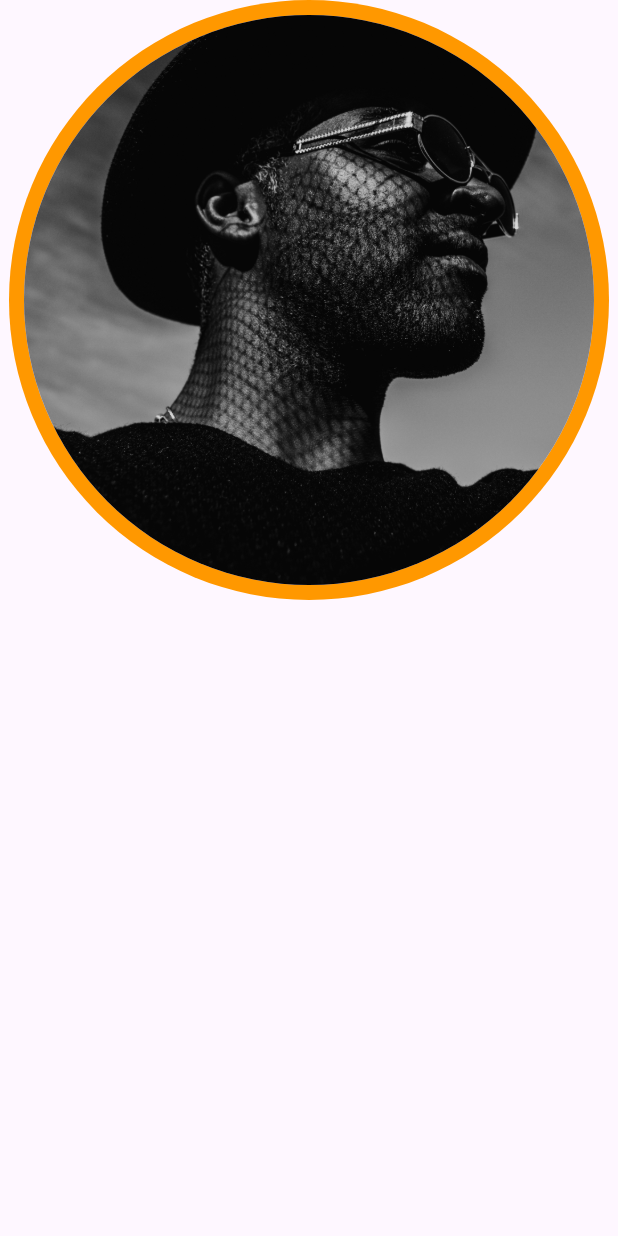
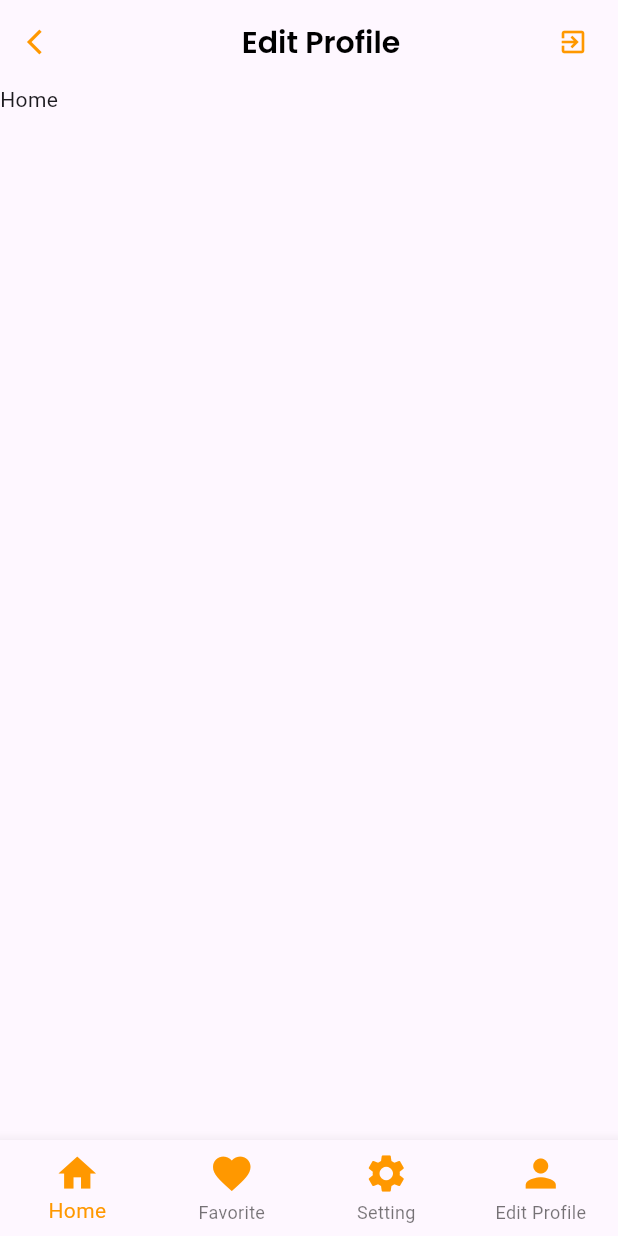
Before and after one commit to Kumthon14/sample-flutter, a Flutter app: the screen it shows after launch, on a phone screen of 412 x 824 dp. Run offline on Flutter 3.47's test engine with Material 3 defaults, Android fonts, the phone set to English and light mode, and no system bars; our stand-ins replace google_fonts.

Commit message:
Change_Screen

```diff
--- a/lib/screens/profile_screen.dart
+++ b/lib/screens/profile_screen.dart
@@ -1,25 +1,86 @@
 import 'package:flutter/material.dart';
+import 'package:myapp2/constant/constant.dart';
+import 'package:myapp2/screens/EditProfileScreen.dart';
 
-class ProfileScreen extends StatelessWidget {
+class ProfileScreen extends StatefulWidget {
   const ProfileScreen({super.key});
 
   @override
+  State<ProfileScreen> createState() => _ProfileScreenState();
+}
+
+class _ProfileScreenState extends State<ProfileScreen> {
+  int _selectedItem = 0;
+
+  void _navigationBottomNavBar(int index) {
+    setState(() {
+      _selectedItem = index;
+    });
+  }
+
+  final List<Widget> _pages = [
+    const Text('Home'),
+    const Text('Setting'),
+    const Text('Favorite'),
+    const EditProfileScreen(),
+  ];
+
+  @override
   Widget build(BuildContext context) {
-    return const Scaffold(
-      body: Center(
-        child: Column(
-          children: [
-            CircleAvatar(
-              backgroundColor: Colors.orange,
-              radius: 200,
-              child: CircleAvatar(
-                radius: 190,
-                backgroundImage: AssetImage('images/profile.jpg'),
+    return Scaffold(
+      appBar: AppBar(
+        leading:
+            const Icon(Icons.arrow_back_ios, size: 20, color: iconPrimaryColor),
+        title: Center(
+            child: Text(
+          'Edit Profile',
+          style: textTitle,
+        )),
+        actions: const [
+          Icon(Icons.exit_to_app, size: 20, color: iconPrimaryColor),
+          SizedBox(width: 20),
+        ],
+      ),
+      body: _pages[_selectedItem],
+      bottomNavigationBar: BottomNavigationBar(
+          selectedItemColor: Colors.orange,
+          currentIndex: _selectedItem,
+          onTap: _navigationBottomNavBar,
+          type: BottomNavigationBarType.fixed,
+          items: [
+            BottomNavigationBarItem(
+              icon: Icon(
+                Icons.home,
+                size: 30,
+                color: iconPrimaryColor,
               ),
+              label: 'Home',
             ),
-          ],
-        ),
-      ),
+            BottomNavigationBarItem(
+              icon: Icon(
+                Icons.favorite,
+                size: 30,
+                color: iconPrimaryColor,
+              ),
+              label: 'Favorite',
+            ),
+            BottomNavigationBarItem(
+              icon: Icon(
+                Icons.settings,
+                size: 30,
+                color: iconPrimaryColor,
+              ),
+              label: 'Setting',
+            ),
+            BottomNavigationBarItem(
+              icon: Icon(
+                Icons.person,
+                size: 30,
+                color: iconPrimaryColor,
+              ),
+              label: 'Edit Profile',
+            ),
+          ]),
     );
   }
 }
```
Also changed, not shown: lib/components/profile_img.dart (added, +37 -0 lines), lib/components/profile_menu.dart (added, +47 -0 lines), lib/constant/constant.dart (+13 -1 lines), lib/screens/EditProfileScreen.dart (added, +86 -0 lines).
